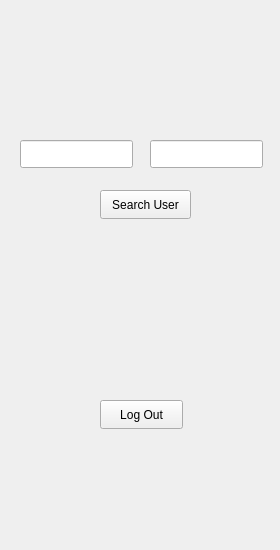
Above: mainwindow.ui from Zuprex/CS106-CovidApp before the change. Below: the same form after it.
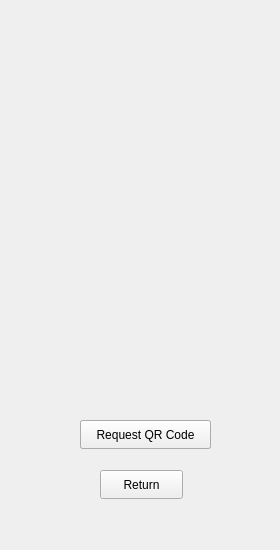
That is the form after the change.

Patch:
```diff
--- a/mainwindow.ui
+++ b/mainwindow.ui
@@ -50,7 +50,7 @@
     <bool>false</bool>
    </property>
    <property name="currentIndex">
-    <number>4</number>
+    <number>5</number>
    </property>
    <widget class="QWidget" name="LoginPage">
     <property name="sizePolicy">
@@ -580,7 +580,7 @@
      <property name="geometry">
       <rect>
        <x>100</x>
-       <y>400</y>
+       <y>480</y>
        <width>83</width>
        <height>29</height>
       </rect>
@@ -626,6 +626,57 @@
      </property>
      <property name="text">
       <string/>
+     </property>
+    </widget>
+    <widget class="QListWidget" name="qrRequestList">
+     <property name="geometry">
+      <rect>
+       <x>10</x>
+       <y>250</y>
+       <width>256</width>
+       <height>192</height>
+      </rect>
+     </property>
+    </widget>
+   </widget>
+   <widget class="QWidget" name="QRCode_UserPage">
+    <widget class="QPushButton" name="qrCodeBackBttn_User">
+     <property name="geometry">
+      <rect>
+       <x>100</x>
+       <y>470</y>
+       <width>83</width>
+       <height>29</height>
+      </rect>
+     </property>
+     <property name="text">
+      <string>Return</string>
+     </property>
+    </widget>
+    <widget class="QPushButton" name="QRCodeReqBttn_User">
+     <property name="geometry">
+      <rect>
+       <x>80</x>
+       <y>420</y>
+       <width>131</width>
+       <height>29</height>
+      </rect>
+     </property>
+     <property name="text">
+      <string>Request QR Code</string>
+     </property>
+    </widget>
+    <widget class="QPushButton" name="QRCodeAddBttn_Admin">
+     <property name="geometry">
+      <rect>
+       <x>80</x>
+       <y>420</y>
+       <width>131</width>
+       <height>29</height>
+      </rect>
+     </property>
+     <property name="text">
+      <string>Request QR Code</string>
      </property>
     </widget>
    </widget>
```
Left out of the diff: 12 changed lines with no effect on the pictures.
